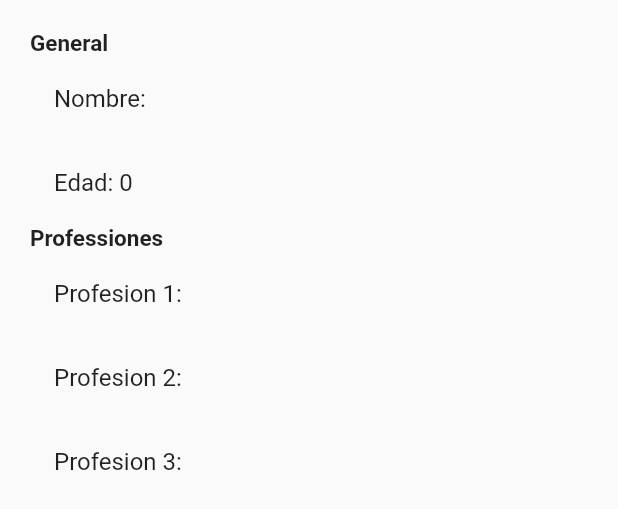
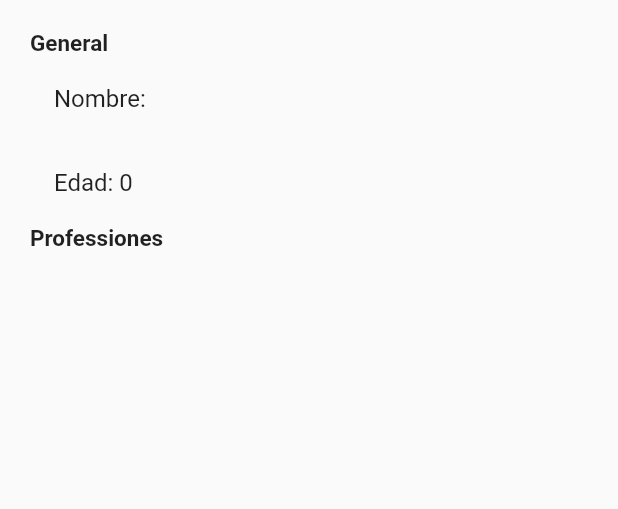
Before and after one commit to dznkos/state_app, a Flutter app: the DatosPrincipal widget shown alone on an empty page, opened directly with empty values, on a phone screen of 412 x 824 dp. Shown: the top 509 px of the screen. Run offline on Flutter 3.47's test engine with Material 2 defaults, Android fonts, the phone set to English and light mode, and no system bars; accounts and stored records are empty.

Commit message:
version 0.3

```diff
--- a/lib/pages/page_one.dart
+++ b/lib/pages/page_one.dart
@@ -1,3 +1,5 @@
+import 'dart:io';
+
 import 'package:estados_cubit/models/usuario.dart';
 import 'package:estados_cubit/services/usuario_services.dart';
 import 'package:flutter/material.dart';
@@ -19,7 +21,9 @@ class PageOne extends StatelessWidget {
             padding: EdgeInsets.all(5),
             child: GestureDetector(
               onTap: (){
-                usuarioService.
+                usuarioService.existeUsuario
+                ? usuarioService.editarNombre('Tomas Shelby')
+                : null;
               },
               child: Icon(
                 Icons.save,
@@ -53,6 +57,8 @@ class DatosPrincipal extends StatelessWidget {
   @override
   Widget build(BuildContext context) {
 
+    final usuarioService = Provider.of<UsuarioServices>(context);
+
     return Container(
       width: double.infinity,
       height: double.infinity,
@@ -68,9 +74,10 @@ class DatosPrincipal extends StatelessWidget {
 
           Text('Professiones', style: TextStyle( fontSize: 15, fontWeight: FontWeight.bold) ),
 
-          ListTile( title: Text('Profesion 1: '), ),
-          ListTile( title: Text('Profesion 2: '), ),
-          ListTile( title: Text('Profesion 3: '), ),
+
+          ...usuarioService.usuario.profesiones.map(
+                  (profesion) => ListTile(title: Text(profesion),)).toList()
+          //ListTile( title: Text('Profesion 1: '), ),
         ],
       ),
     );
```
Also changed, not shown: lib/pages/page_two.dart (+11 -3 lines), lib/services/usuario_services.dart (+11 -1 lines).
